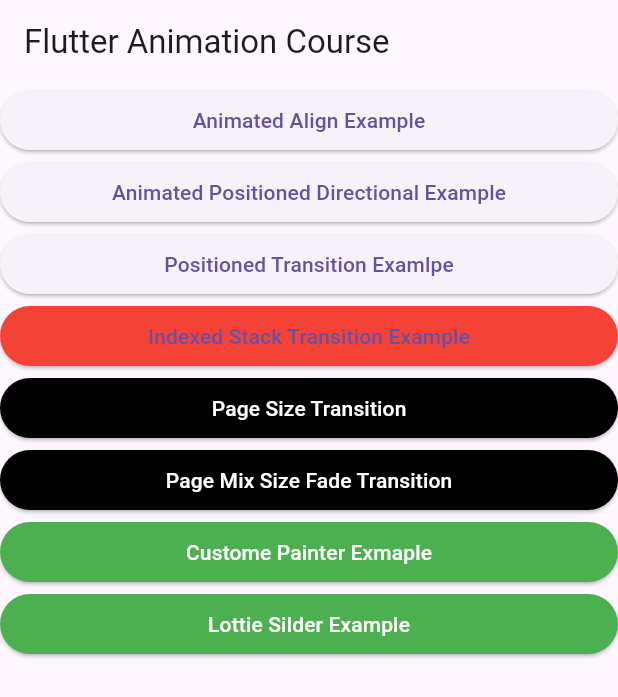
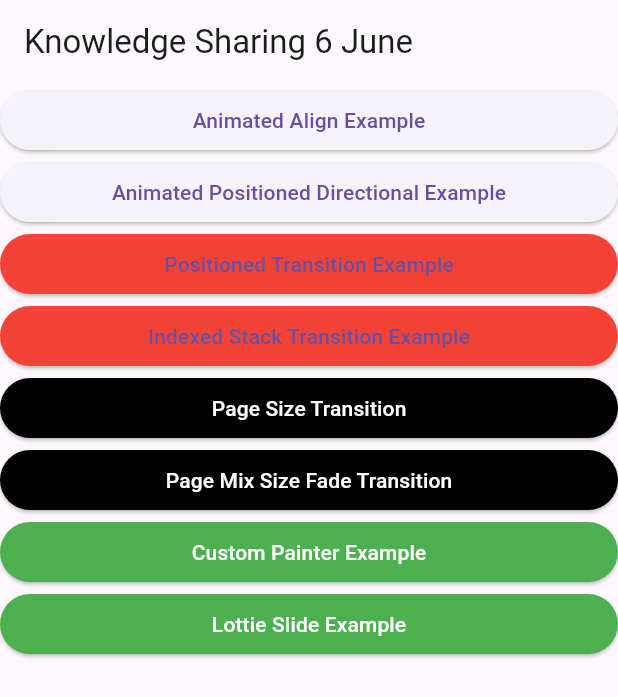
Before and after one commit to myaasiinh/knowledge_sharing_suit_connect_june, a Flutter app: the screen it shows after launch, on a phone screen of 412 x 824 dp. Shown: the top 697 px of the screen. Run offline on Flutter 3.47's test engine with Material 3 defaults, Android fonts, the phone set to English and light mode, and no system bars; our stand-ins replace lottie.

Commit message:
fix: update titles and correct spelling errors in button labels

```diff
--- a/lib/main.dart
+++ b/lib/main.dart
@@ -40,7 +40,7 @@
   Widget build(BuildContext context) {
     return Scaffold(
         appBar: AppBar(
-          title: const Text("Flutter Animation Course"),
+          title: const Text("Knowledge Sharing 6 June"),
         ),
         body: Center(
             child: ListView(
@@ -64,6 +64,7 @@
                 },
                 child: const Text("Animated Positioned Directional Example")),
             ElevatedButton(
+                style: ElevatedButton.styleFrom(backgroundColor: Colors.red),
                 onPressed: () {
                   Navigator.push(
                       context,
@@ -71,7 +72,7 @@
                           builder: (context) =>
                               const PositionedTransitionExamlpe()));
                 },
-                child: const Text("Positioned Transition Examlpe")),
+                child: const Text("Positioned Transition Example")),
             ElevatedButton(
                 style: ElevatedButton.styleFrom(backgroundColor: Colors.red),
                 onPressed: () {
@@ -102,7 +103,7 @@
                   "Page Mix Size Fade Transition",
                   style: TextStyle(color: Colors.white),
                 )),
-                ElevatedButton(
+            ElevatedButton(
                 style: ElevatedButton.styleFrom(backgroundColor: Colors.green),
                 onPressed: () {
                   Navigator.push(
@@ -111,10 +112,10 @@
                           builder: (context) => const CustomePainterExmaple()));
                 },
                 child: const Text(
-                  "Custome Painter Exmaple",
+                  "Custom Painter Example",
                   style: TextStyle(color: Colors.white),
                 )),
-                  ElevatedButton(
+            ElevatedButton(
                 style: ElevatedButton.styleFrom(backgroundColor: Colors.green),
                 onPressed: () {
                   Navigator.push(
@@ -123,7 +124,7 @@
                           builder: (context) => const LottieSilderExample()));
                 },
                 child: const Text(
-                  "Lottie Silder Example",
+                  "Lottie Slide Example",
                   style: TextStyle(color: Colors.white),
                 )),
           ],
```
